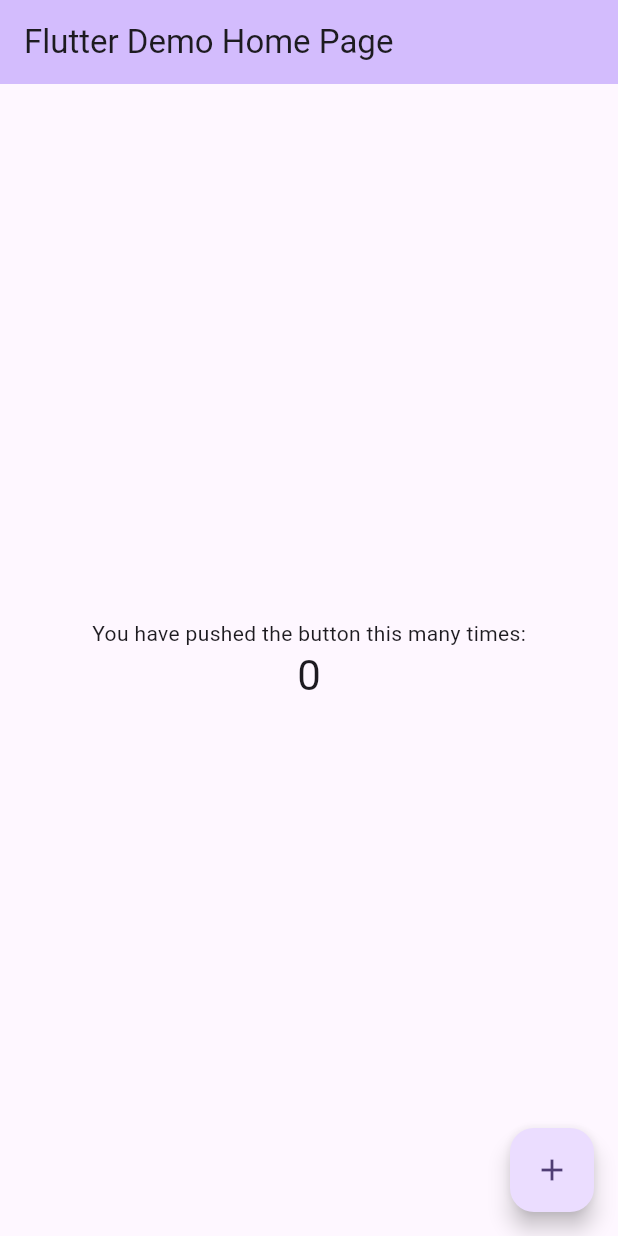
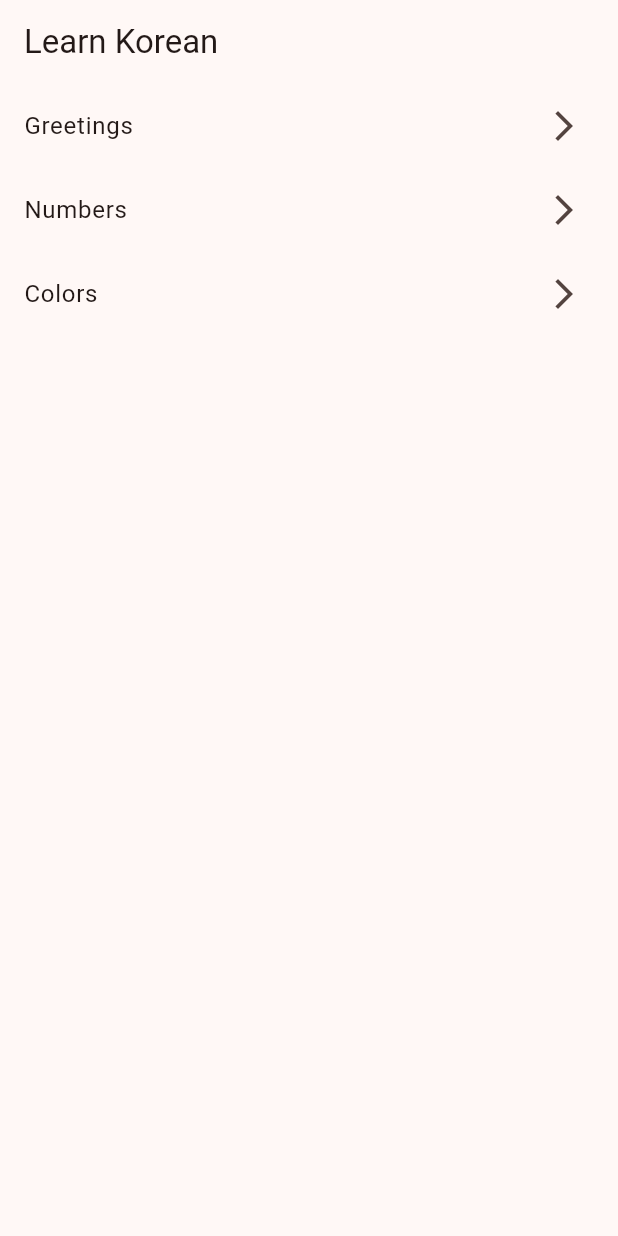
Before and after one commit to could-ai/019a539e-ef2f-76fe-b8ce-7f22a57e96f2, a Flutter app: the screen it shows after launch, on a phone screen of 412 x 824 dp. Run offline on Flutter 3.47's test engine with Material 3 defaults, Android fonts, the phone set to English and light mode, and no system bars.

Commit message:
Replaced the template main.dart to implement the Korean Learning app entry point. Set up MaterialApp with custom theme, initial route pointing to HomeScreen, and onGenerateRoute handling LessonScreen navigation with Lesson object as argument.; Added Vocabulary model representing individual Korean vocabulary entries. Contains fields for the Hangul text, romanization, and English translation.; Added Lesson model containing a title and a list of Vocabulary items. Also provided a static sampleLessons list as mock content for greetings, numbers, and colors lessons.; Created HomeScreen widget to display a list of lessons from the mock data. Tapping a lesson navigates to the detail LessonScreen, passing the selected Lesson object.; Implemented LessonScreen to show details for a selected lesson. It builds a ListView of VocabularyCard widgets based on the lesson's vocabList.; Created VocabularyCard widget that displays an individual vocabulary entry in a Card format with Korean, romanization, and English translation.

```diff
--- a/usr/lib/main.dart
+++ b/usr/lib/main.dart
@@ -1,120 +1,37 @@
 import 'package:flutter/material.dart';
+import 'screens/home_screen.dart';
+import 'screens/lesson_screen.dart';
+import 'models/lesson.dart';
 
 void main() {
-  runApp(const MyApp());
+  runApp(const KoreanLearningApp());
 }
 
-class MyApp extends StatelessWidget {
-  const MyApp({super.key});
+class KoreanLearningApp extends StatelessWidget {
+  const KoreanLearningApp({Key? key}) : super(key: key);
 
-  // This widget is the root of your application.
   @override
   Widget build(BuildContext context) {
     return MaterialApp(
-      title: 'Flutter Demo',
+      title: 'Learn Korean',
       debugShowCheckedModeBanner: false,
       theme: ThemeData(
-        // This is the theme of your application.
-        //
-        // TRY THIS: Try running your application with "flutter run". You'll see
-        // the application has a purple toolbar. Then, without quitting the app,
-        // try changing the seedColor in the colorScheme below to Colors.green
-        // and then invoke "hot reload" (save your changes or press the "hot
-        // reload" button in a Flutter-supported IDE, or press "r" if you used
-        // the command line to start the app).
-        //
-        // Notice that the counter didn't reset back to zero; the application
-        // state is not lost during the reload. To reset the state, use hot
-        // restart instead.
-        //
-        // This works for code too, not just values: Most code changes can be
-        // tested with just a hot reload.
-        colorScheme: ColorScheme.fromSeed(seedColor: Colors.deepPurple),
+        colorScheme: ColorScheme.fromSeed(seedColor: Colors.deepOrange),
+        useMaterial3: true,
       ),
-      home: const MyHomePage(title: 'Flutter Demo Home Page'),
+      initialRoute: '/',
+      routes: {
+        '/': (context) => const HomeScreen(),
+      },
+      onGenerateRoute: (settings) {
+        if (settings.name == LessonScreen.routeName) {
+          final lesson = settings.arguments as Lesson;
+          return MaterialPageRoute(
+            builder: (context) => LessonScreen(lesson: lesson),
+          );
+        }
+        return null;
+      },
     );
   }
 }
-
-class MyHomePage extends StatefulWidget {
-  const MyHomePage({super.key, required this.title});
-
-  // This widget is the home page of your application. It is stateful, meaning
-  // that it has a State object (defined below) that contains fields that affect
-  // how it looks.
-
-  // This class is the configuration for the state. It holds the values (in this
-  // case the title) provided by the parent (in this case the App widget) and
-  // used by the build method of the State. Fields in a Widget subclass are
-  // always marked "final".
-
-  final String title;
-
-  @override
-  State<MyHomePage> createState() => _MyHomePageState();
-}
-
-class _MyHomePageState extends State<MyHomePage> {
-  int _counter = 0;
-
-  void _incrementCounter() {
-    setState(() {
-      // This call to setState tells the Flutter framework that something has
-      // changed in this State, which causes it to rerun the build method below
-      // so that the display can reflect the updated values. If we changed
-      // _counter without calling setState(), then the build method would not be
-      // called again, and so nothing would appear to happen.
-      _counter++;
-    });
-  }
-
-  @override
-  Widget build(BuildContext context) {
-    // This method is rerun every time setState is called, for instance as done
-    // by the _incrementCounter method above.
-    //
-    // The Flutter framework has been optimized to make rerunning build methods
-    // fast, so that you can just rebuild anything that needs updating rather
-    // than having to individually change instances of widgets.
-    return Scaffold(
-      appBar: AppBar(
-        // TRY THIS: Try changing the color here to a specific color (to
-        // Colors.amber, perhaps?) and trigger a hot reload to see the AppBar
-        // change color while the other colors stay the same.
-        backgroundColor: Theme.of(context).colorScheme.inversePrimary,
-        // Here we take the value from the MyHomePage object that was created by
-        // the App.build method, and use it to set our appbar title.
-        title: Text(widget.title),
-      ),
-      body: Center(
-        // Center is a layout widget. It takes a single child and positions it
-        // in the middle of the parent.
-        child: Column(
-          // Column is also a layout widget. It takes a list of children and
-          // arranges them vertically. By default, it sizes itself to fit its
-          // children horizontally, and tries to be as tall as its parent.
-          //
-          // Column has various properties to control how it sizes itself and
-          // how it positions its children. Here we use mainAxisAlignment to
-          // center the children vertically; the main axis here is the vertical
-          // axis because Columns are vertical (the cross axis would be
-          // horizontal).
-          //
-          // TRY THIS: Invoke "debug painting" (choose the "Toggle Debug Paint"
-          // action in the IDE, or press "p" in the console), to see the
-          // wireframe for each widget.
-          mainAxisAlignment: MainAxisAlignment.center,
-          children: <Widget>[
-            const Text('You have pushed the button this many times:'),
-            Text('$_counter', style: Theme.of(context).textTheme.headlineMedium),
-          ],
-        ),
-      ),
-      floatingActionButton: FloatingActionButton(
-        onPressed: _incrementCounter,
-        tooltip: 'Increment',
-        child: const Icon(Icons.add),
-      ), // This trailing comma makes auto-formatting nicer for build methods.
-    );
-  }
-}
--- /dev/null
+++ b/usr/lib/models/lesson.dart
@@ -0,0 +1,38 @@
+import 'vocabulary.dart';
+
+class Lesson {
+  final String title;
+  final List<Vocabulary> vocabList;
+
+  Lesson({
+    required this.title,
+    required this.vocabList,
+  });
+
+  static List<Lesson> sampleLessons = [
+    Lesson(
+      title: 'Greetings',
+      vocabList: [
+        Vocabulary(korean: '안녕하세요', romanization: 'annyeonghaseyo', english: 'Hello'),
+        Vocabulary(korean: '안녕', romanization: 'annyeong', english: 'Hi'),
+        Vocabulary(korean: '감사합니다', romanization: 'gamsahamnida', english: 'Thank you'),
+      ],
+    ),
+    Lesson(
+      title: 'Numbers',
+      vocabList: [
+        Vocabulary(korean: '일', romanization: 'il', english: 'One'),
+        Vocabulary(korean: '이', romanization: 'i', english: 'Two'),
+        Vocabulary(korean: '삼', romanization: 'sam', english: 'Three'),
+      ],
+    ),
+    Lesson(
+      title: 'Colors',
+      vocabList: [
+        Vocabulary(korean: '빨간색', romanization: 'ppalgansaek', english: 'Red'),
+        Vocabulary(korean: '파란색', romanization: 'paransaek', english: 'Blue'),
+        Vocabulary(korean: '초록색', romanization: 'choroksaek', english: 'Green'),
+      ],
+    ),
+  ];
+}
--- /dev/null
+++ b/usr/lib/models/vocabulary.dart
@@ -0,0 +1,11 @@
+class Vocabulary {
+  final String korean;
+  final String romanization;
+  final String english;
+
+  Vocabulary({
+    required this.korean,
+    required this.romanization,
+    required this.english,
+  });
+}
--- /dev/null
+++ b/usr/lib/screens/home_screen.dart
@@ -0,0 +1,36 @@
+import 'package:flutter/material.dart';
+import '../models/lesson.dart';
+import 'lesson_screen.dart';
+
+class HomeScreen extends StatelessWidget {
+  const HomeScreen({Key? key}) : super(key: key);
+
+  void _openLesson(BuildContext context, Lesson lesson) {
+    Navigator.pushNamed(
+      context,
+      LessonScreen.routeName,
+      arguments: lesson,
+    );
+  }
+
+  @override
+  Widget build(BuildContext context) {
+    final lessons = Lesson.sampleLessons;
+    return Scaffold(
+      appBar: AppBar(
+        title: const Text('Learn Korean'),
+      ),
+      body: ListView.builder(
+        itemCount: lessons.length,
+        itemBuilder: (context, index) {
+          final lesson = lessons[index];
+          return ListTile(
+            title: Text(lesson.title),
+            trailing: const Icon(Icons.arrow_forward_ios),
+            onTap: () => _openLesson(context, lesson),
+          );
+        },
+      ),
+    );
+  }
+}
```
Also changed, not shown: usr/lib/screens/lesson_screen.dart (added, +28 -0 lines), usr/lib/widgets/vocabulary_card.dart (added, +20 -0 lines).
